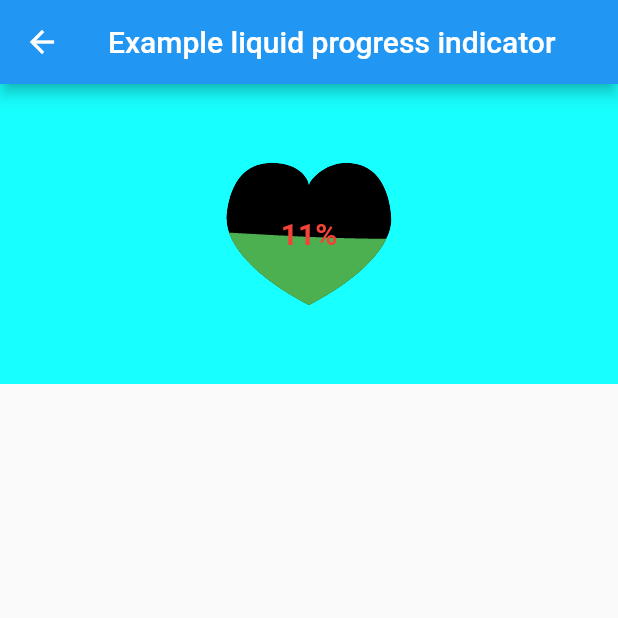
After one commit to tovidd/todolist_flutter, a Flutter app: the WidgetScreen screen opened by its route, after a tap on "/example", on a phone screen of 412 x 824 dp, the top half of it. The commit adds this screen. Run offline on Flutter 3.47's test engine with Material 2 defaults, Android fonts, the light colour scheme and no system bars; our stand-ins replace charts_flutter, flutter_custom_clippers, flutter_datetime_picker, flutter_spinkit, liquid_progress_indicator, numberpicker and 1 more; missing offline and left inert: animated_floatactionbuttons, tutorial_coach_mark.

Commit message:
fix "custom liquid progress indicator"

```diff
--- a/lib/todo/src/app.dart
+++ b/lib/todo/src/app.dart
@@ -22,6 +22,7 @@ import 'screen/widget/widget_screen.dart';
 import 'screen/widget/slider/custom_number_picker_screen.dart';
 import 'screen/widget/slider/review_slider.dart';
 import 'screen/widget/progress_indicator/custom_liquid_progress_indicator.dart';
+import 'screen/widget/progress_indicator/custom/example.dart';
 
 class App extends StatelessWidget {
   @override
@@ -101,6 +102,9 @@ class App extends StatelessWidget {
         return MaterialPageRoute(
             builder: (_) => CustomLiquidProgressIndicator());
         break;
+      case Example.routeName:
+        return MaterialPageRoute(builder: (_) => Example());
+        break;
       default:
         MaterialPageRoute(builder: (_) => pageNotFound());
     }
--- /dev/null
+++ b/lib/todo/src/screen/widget/progress_indicator/custom/example.dart
@@ -0,0 +1,92 @@
+import 'package:flutter/material.dart';
+import 'liquid_progress_indicator.dart';
+
+class Example extends StatelessWidget {
+  static const routeName = '/example';
+
+  @override
+  Widget build(BuildContext context) {
+    return Scaffold(
+      appBar: AppBar(
+        title: Text(
+          'Example liquid progress indicator',
+          style: TextStyle(fontSize: 20),
+        ),
+      ),
+      body: buildBody(context),
+    );
+  }
+
+  Widget buildBody(BuildContext context) {
+    return Container(
+      child: _AnimatedLiquidCustomProgressIndicator(),
+    );
+  }
+}
+
+class _AnimatedLiquidCustomProgressIndicator extends StatefulWidget {
+  @override
+  State<StatefulWidget> createState() =>
+      _AnimatedLiquidCustomProgressIndicatorState();
+}
+
+class _AnimatedLiquidCustomProgressIndicatorState
+    extends State<_AnimatedLiquidCustomProgressIndicator>
+    with SingleTickerProviderStateMixin {
+  AnimationController _animationController;
+
+  @override
+  void initState() {
+    super.initState();
+    _animationController = AnimationController(
+      vsync: this,
+      duration: Duration(seconds: 10),
+    );
+
+    _animationController.addListener(() => setState(() {}));
+    _animationController.repeat();
+  }
+
+  @override
+  void dispose() {
+    _animationController.dispose();
+    super.dispose();
+  }
+
+  @override
+  Widget build(BuildContext context) {
+    final percentage = _animationController.value * 100;
+    return Container(
+      color: Colors.cyanAccent,
+      alignment: Alignment.center,
+      height: 200,
+      child: LiquidCustomProgressIndicator(
+        value: 0.5,
+        direction: Axis.vertical,
+        backgroundColor: Colors.black,
+        valueColor: AlwaysStoppedAnimation(Colors.green),
+        shapePath: _buildHeartPath(),
+        center: Text(
+          "${percentage.toStringAsFixed(0)}%",
+          style: TextStyle(
+            color: Colors.red,
+            fontSize: 20.0,
+            fontWeight: FontWeight.bold,
+          ),
+        ),
+      ),
+    );
+  }
+
+  Path _buildHeartPath() {
+    return Path()
+      ..moveTo(55, 15)
+      ..cubicTo(55, 12, 50, 0, 30, 0)
+      ..cubicTo(0, 0, 0, 37.5, 0, 37.5)
+      ..cubicTo(0, 55, 20, 77, 55, 95)
+      ..cubicTo(90, 77, 110, 55, 110, 37.5)
+      ..cubicTo(110, 37.5, 110, 0, 80, 0)
+      ..cubicTo(65, 0, 55, 12, 55, 15)
+      ..close();
+  }
+}
--- /dev/null
+++ b/lib/todo/src/screen/widget/progress_indicator/custom/liquid_custom_progress_indicator.dart
@@ -0,0 +1,105 @@
+import 'package:flutter/material.dart';
+import 'wave.dart';
+
+class LiquidCustomProgressIndicator extends ProgressIndicator {
+  ///The widget to show in the center of the progress indicator.
+  final Widget center;
+
+  ///The direction the liquid travels.
+  final Axis direction;
+
+  ///The path used to draw the shape of the progress indicator. The size of the progress indicator is controlled by the bounds of this path.
+  final Path shapePath;
+
+  LiquidCustomProgressIndicator({
+    Key key,
+    double value = 0.5,
+    Color backgroundColor,
+    Animation<Color> valueColor,
+    this.center,
+    @required this.direction,
+    @required this.shapePath,
+  }) : super(
+          key: key,
+          value: value,
+          backgroundColor: backgroundColor,
+          valueColor: valueColor,
+        );
+
+  Color _getBackgroundColor(BuildContext context) =>
+      backgroundColor ?? Theme.of(context).backgroundColor;
+
+  Color _getValueColor(BuildContext context) =>
+      valueColor?.value ?? Theme.of(context).accentColor;
+
+  @override
+  State<StatefulWidget> createState() => _LiquidCustomProgressIndicatorState();
+}
+
+class _LiquidCustomProgressIndicatorState
+    extends State<LiquidCustomProgressIndicator> {
+  @override
+  Widget build(BuildContext context) {
+    final pathBounds = widget.shapePath.getBounds();
+    return SizedBox(
+      width: pathBounds.width + pathBounds.left,
+      height: pathBounds.height + pathBounds.top,
+      child: ClipPath(
+        clipper: _CustomPathClipper(
+          path: widget.shapePath,
+        ),
+        child: CustomPaint(
+          painter: _CustomPathPainter(
+            color: widget._getBackgroundColor(context),
+            path: widget.shapePath,
+          ),
+          child: Stack(
+            children: <Widget>[
+              Positioned.fill(
+                left: pathBounds.left,
+                top: pathBounds.top,
+                child: Wave(
+                  value: widget.value,
+                  color: widget._getValueColor(context),
+                  direction: widget.direction,
+                ),
+              ),
+              if (widget.center != null) Center(child: widget.center),
+            ],
+          ),
+        ),
+      ),
+    );
+  }
+}
+
+class _CustomPathPainter extends CustomPainter {
+  final Color color;
+  final Path path;
+
+  _CustomPathPainter({@required this.color, @required this.path});
+
+  @override
+  void paint(Canvas canvas, Size size) {
+    final paint = Paint()..color = color; // background color
+    canvas.drawPath(path, paint);
+  }
+
+  @override
+  bool shouldRepaint(_CustomPathPainter oldDelegate) =>
+      color != oldDelegate.color || path != oldDelegate.path;
+}
+
+class _CustomPathClipper extends CustomClipper<Path> {
+  final Path path;
+
+  _CustomPathClipper({@required this.path});
+
+  @override
+  Path getClip(Size size) {
+    return path;
+  }
+
+  @override
+  bool shouldReclip(CustomClipper<Path> oldClipper) => false;
+}
--- /dev/null
+++ b/lib/todo/src/screen/widget/progress_indicator/custom/liquid_progress_indicator.dart
@@ -0,0 +1,5 @@
+library liquid_progress_indicator;
+
+export 'liquid_circular_progress_indicator.dart';
+export 'liquid_linear_progress_indicator.dart';
+export 'liquid_custom_progress_indicator.dart';
--- /dev/null
+++ b/lib/todo/src/screen/widget/progress_indicator/custom/wave.dart
@@ -0,0 +1,119 @@
+import 'dart:math' as math;
+
+import 'package:flutter/material.dart';
+
+class Wave extends StatefulWidget {
+  final double value;
+  final Color color;
+  final Axis direction;
+
+  const Wave({
+    Key key,
+    @required this.value,
+    @required this.color,
+    @required this.direction,
+  }) : super(key: key);
+
+  @override
+  _WaveState createState() => _WaveState();
+}
+
+class _WaveState extends State<Wave> with SingleTickerProviderStateMixin {
+  AnimationController _animationController;
+
+  @override
+  void initState() {
+    super.initState();
+
+    _animationController = AnimationController(
+      vsync: this,
+      duration: Duration(seconds: 2),
+    );
+    _animationController.repeat();
+  }
+
+  @override
+  void dispose() {
+    _animationController.dispose();
+    super.dispose();
+  }
+
+  @override
+  Widget build(BuildContext context) {
+    return AnimatedBuilder(
+      animation: CurvedAnimation(
+        parent: _animationController,
+        curve: Curves.easeInOut,
+      ),
+      builder: (context, child) => ClipPath(
+        child: Container(
+          color: widget.color,
+        ),
+        clipper: _WaveClipper(
+          animationValue: _animationController.value,
+          value: widget.value,
+          direction: widget.direction,
+        ),
+      ),
+    );
+  }
+}
+
+class _WaveClipper extends CustomClipper<Path> {
+  final double animationValue;
+  final double value;
+  final Axis direction;
+
+  _WaveClipper({
+    @required this.animationValue,
+    @required this.value,
+    @required this.direction,
+  });
+
+  @override
+  Path getClip(Size size) {
+    if (direction == Axis.horizontal) {
+      Path path = Path()
+        ..addPolygon(_generateHorizontalWavePath(size), false)
+        ..lineTo(0.0, size.height)
+        ..lineTo(0.0, 0.0)
+        ..close();
+      return path;
+    }
+
+    Path path = Path()
+      ..addPolygon(_generateVerticalWavePath(size), false)
+      ..lineTo(size.width, size.height)
+      ..lineTo(0.0, size.height)
+      ..close();
+    return path;
+  }
+
+  List<Offset> _generateHorizontalWavePath(Size size) {
+    final waveList = <Offset>[];
+    for (int i = -2; i <= size.height.toInt() + 2; i++) {
+      final waveHeight = (size.width / 100);
+      final dx = math.sin((animationValue * 360 - i) % 360 * (math.pi / 180)) *
+              waveHeight +
+          (size.width * value);
+      waveList.add(Offset(dx, i.toDouble()));
+    }
+    return waveList;
+  }
+
+  List<Offset> _generateVerticalWavePath(Size size) {
+    final waveList = <Offset>[];
+    for (int i = -2; i <= size.width.toInt() + 2; i++) {
+      final waveHeight = (size.height / 30);
+      final dy = math.sin((animationValue * 360 - i) % 360 * (math.pi / 180)) *
+              waveHeight +
+          (size.height - (size.height * value));
+      waveList.add(Offset(i.toDouble(), dy));
+    }
+    return waveList;
+  }
+
+  @override
+  bool shouldReclip(_WaveClipper oldClipper) =>
+      animationValue != oldClipper.animationValue;
+}
--- a/lib/todo/src/screen/widget/widget_screen.dart
+++ b/lib/todo/src/screen/widget/widget_screen.dart
@@ -3,6 +3,7 @@ import 'package:flutter/material.dart';
 import 'slider/custom_number_picker_screen.dart';
 import 'slider/review_slider.dart';
 import 'progress_indicator/custom_liquid_progress_indicator.dart';
+import 'progress_indicator/custom/example.dart';
 
 class WidgetScreen extends StatelessWidget {
   static const routeName = '/widget_screen';
@@ -27,6 +28,7 @@ class WidgetScreen extends StatelessWidget {
           card(context, CustomNumberPickerScreen.routeName),
           card(context, ReviewSlider.routeName),
           card(context, CustomLiquidProgressIndicator.routeName),
+          card(context, Example.routeName),
         ],
       ),
     );
```
Also changed, not shown: lib/todo/src/screen/widget/progress_indicator/custom/liquid_circular_progress_indicator.dart (added, +134 -0 lines), lib/todo/src/screen/widget/progress_indicator/custom/liquid_linear_progress_indicator.dart (added, +163 -0 lines), lib/todo/src/screen/widget/progress_indicator/custom_liquid_progress_indicator.dart (+76 -18 lines).
